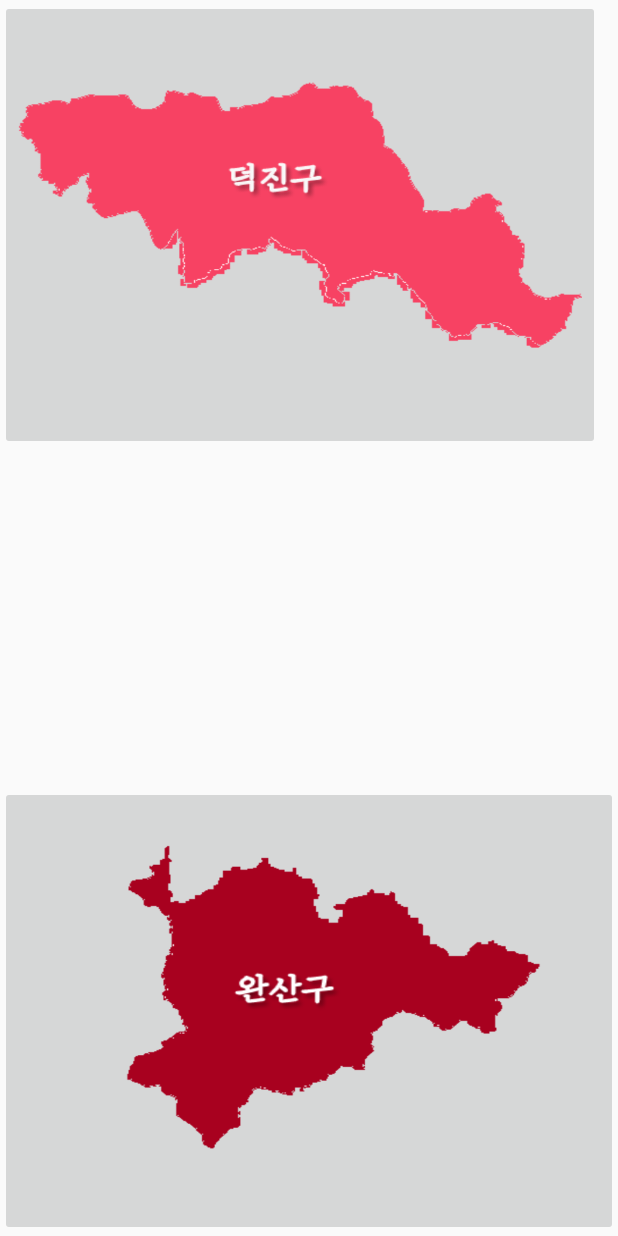
After one commit to kairas83/ParkofJeonju, an Android app: the PartActivity screen opened directly, with no data from a screen before it, on a phone screen of 412 x 824 dp. The commit adds this screen. Run offline under Robolectric (Android 15) with nearby library versions, the phone set to English and light mode, and no system bars; Roboto replaces fonts that are not available here.

Commit message:
홈메뉴 구역별 공원정보 만드는중 빈페이지 연결

```diff
--- a/app/src/main/java/kr/co/ipdisk/home35/ParkofJeonJu/MainActivity.java
+++ b/app/src/main/java/kr/co/ipdisk/home35/ParkofJeonJu/MainActivity.java
@@ -117,4 +117,10 @@ implements NavigationView.OnNavigationItemSelectedListener {
         intent = new Intent(getApplicationContext(), ParkListActivity.class);
         startActivity(intent);
     }
+
+    public void part(View view) {
+        Intent intent;
+        intent = new Intent(getApplicationContext(), PartActivity.class);
+        startActivity(intent);
+    }
 }
--- /dev/null
+++ b/app/src/main/java/kr/co/ipdisk/home35/ParkofJeonJu/PartActivity.java
@@ -0,0 +1,33 @@
+package kr.co.ipdisk.home35.ParkofJeonJu;
+
+import android.content.Intent;
+import android.os.Bundle;
+import android.support.annotation.Nullable;
+import android.support.v7.app.AppCompatActivity;
+import android.view.View;
+
+/**
+ * Created by kaira on 2016-11-30.
+ */
+
+public class PartActivity extends AppCompatActivity {
+    @Override
+    protected void onCreate(@Nullable Bundle savedInstanceState) {
+        super.onCreate(savedInstanceState);
+        setContentView(R.layout.activity_part);
+    }
+
+    public void dukjingoo(View view) {
+        Intent intent;
+        intent = new Intent(getApplicationContext(), PartDetailViewActivity.class);
+        intent.putExtra("part", "dukjingoo");
+        startActivity(intent);
+    }
+
+    public void wansangoo(View view) {
+        Intent intent;
+        intent = new Intent(getApplicationContext(), PartDetailViewActivity.class);
+        intent.putExtra("part", "wansangoo");
+        startActivity(intent);
+    }
+}
--- a/app/src/main/res/layout/activity_main.xml
+++ b/app/src/main/res/layout/activity_main.xml
@@ -58,7 +58,8 @@
                 android:adjustViewBounds="true"
                 android:src="@drawable/ic_btn_precinct"
                 android:background="@android:color/transparent"
-                android:layout_margin="20dp"/>
+                android:layout_margin="20dp"
+                android:onClick="part"/>
 
             <ImageButton
                 android:layout_width="wrap_content"
--- /dev/null
+++ b/app/src/main/res/layout/activity_part.xml
@@ -0,0 +1,32 @@
+<?xml version="1.0" encoding="utf-8"?>
+<LinearLayout xmlns:android="http://schemas.android.com/apk/res/android"
+    xmlns:app="http://schemas.android.com/apk/res-auto"
+    android:orientation="vertical" android:layout_width="match_parent"
+    android:layout_height="match_parent">
+
+    <RelativeLayout
+        android:layout_width="match_parent"
+        android:layout_height="match_parent">
+
+        <ImageButton
+            android:layout_width="400dp"
+            android:layout_height="300dp"
+            app:srcCompat="@drawable/ic_btn_dukjingoo"
+            android:id="@+id/dukjingoo"
+            android:layout_alignParentTop="true"
+            android:layout_alignParentStart="true"
+            android:scaleType="fitXY"
+            android:onClick="dukjingoo"/>
+
+        <ImageButton
+            android:layout_width="400dp"
+            android:layout_height="300dp"
+            app:srcCompat="@drawable/ic_btn_wansangoo"
+            android:id="@+id/wansangoo"
+            android:scaleType="fitXY"
+            android:layout_alignParentBottom="true"
+            android:layout_alignParentStart="true"
+            android:layout_alignParentEnd="true"
+            android:onClick="wansangoo"/>
+    </RelativeLayout>
+</LinearLayout>
```
Also changed, not shown: app/src/main/AndroidManifest.xml (+6 -1 lines), app/src/main/java/kr/co/ipdisk/home35/ParkofJeonJu/MyListAdapter.java (+8 -8 lines), app/src/main/java/kr/co/ipdisk/home35/ParkofJeonJu/ParkListActivity.java (+8 -8 lines), app/src/main/java/kr/co/ipdisk/home35/ParkofJeonJu/PartDetailViewActivity.java (added, +16 -0 lines), app/src/main/res/layout/activity_part_detailview.xml (added, +12 -0 lines), app/src/main/res/layout/list_content.xml (+1 -9 lines), app/src/main/res/drawable/ic_btn_dukjingoo.png (added), app/src/main/res/drawable/ic_btn_wansangoo.png (added), app/src/main/res/drawable/ic_shortcut_road_with_two_placeholders.png (deleted).
